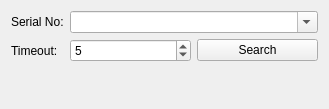
aumanimationstudios/Grantha, file GUI/uiFiles/Find_Tag.ui: the form before one commit.
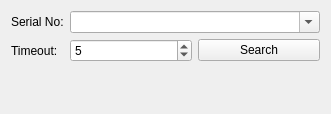
The form after the commit. Icons and pictures are not drawn.

Diff of the .ui file:
```diff
--- a/GUI/uiFiles/Find_Tag.ui
+++ b/GUI/uiFiles/Find_Tag.ui
@@ -6,13 +6,1221 @@
    <rect>
     <x>0</x>
     <y>0</y>
-    <width>329</width>
-    <height>109</height>
+    <width>331</width>
+    <height>114</height>
    </rect>
   </property>
   <property name="windowTitle">
    <string>Form</string>
   </property>
+  <property name="styleSheet">
+   <string notr="true">QToolTip {
+    border: 1px solid #76797C;
+    background-color: #5A7566;
+    color: white;
+    padding: 0px;
+    opacity: 200;
+}
+
+QWidget {
+    color: #eff0f1;
+    background-color: #31363b;
+    selection-background-color: #3daee9;
+    selection-color: #eff0f1;
+    background-clip: border;
+    border-image: none;
+    border: 0px transparent black;
+    outline: 0;
+}
+
+QWidget:item:hover {
+    background-color: #18465d;
+    color: #eff0f1;
+}
+
+QWidget:item:selected {
+    background-color: #18465d;
+}
+
+QCheckBox {
+    spacing: 5px;
+    outline: none;
+    color: #eff0f1;
+    margin-bottom: 2px;
+}
+
+QCheckBox:disabled {
+    color: #76797C;
+}
+
+QCheckBox::indicator,
+QGroupBox::indicator {
+    width: 18px;
+    height: 18px;
+}
+
+QGroupBox::indicator {
+    margin-left: 2px;
+}
+
+QCheckBox::indicator:unchecked,
+QGroupBox::indicator:unchecked {
+    image: url(:/qss_icons/rc/checkbox_unchecked.png);
+}
+
+QCheckBox::indicator:unchecked:hover,
+QCheckBox::indicator:unchecked:focus,
+QCheckBox::indicator:unchecked:pressed,
+QGroupBox::indicator:unchecked:hover,
+QGroupBox::indicator:unchecked:focus,
+QGroupBox::indicator:unchecked:pressed {
+    border: none;
+    image: url(:/qss_icons/rc/checkbox_unchecked_focus.png);
+}
+
+QCheckBox::indicator:checked,
+QGroupBox::indicator:checked {
+    image: url(:/qss_icons/rc/checkbox_checked.png);
+}
+
+QCheckBox::indicator:checked:hover,
+QCheckBox::indicator:checked:focus,
+QCheckBox::indicator:checked:pressed,
+QGroupBox::indicator:checked:hover,
+QGroupBox::indicator:checked:focus,
+QGroupBox::indicator:checked:pressed {
+    border: none;
+    image: url(:/qss_icons/rc/checkbox_checked_focus.png);
+}
+
+QCheckBox::indicator:indeterminate {
+    image: url(:/qss_icons/rc/checkbox_indeterminate.png);
+}
+
+QCheckBox::indicator:indeterminate:focus,
+QCheckBox::indicator:indeterminate:hover,
+QCheckBox::indicator:indeterminate:pressed {
+    image: url(:/qss_icons/rc/checkbox_indeterminate_focus.png);
+}
+
+QCheckBox::indicator:checked:disabled,
+QGroupBox::indicator:checked:disabled {
+    image: url(:/qss_icons/rc/checkbox_checked_disabled.png);
+}
+
+QCheckBox::indicator:unchecked:disabled,
+QGroupBox::indicator:unchecked:disabled {
+    image: url(:/qss_icons/rc/checkbox_unchecked_disabled.png);
+}
+
+QRadioButton {
+    color:                  white;
+}
+
+QRadioButton::indicator {
+    width:                  10px;
+    height:                 10px;
+    border-radius:          7px;
+}
+
+QRadioButton::indicator:checked {
+    background-color:       red;
+    border:                 2px solid white;
+}
+
+QRadioButton::indicator:unchecked {
+    background-color:       black;
+    border:                 2px solid white;
+}
+
+QMenuBar {
+    background-color: #31363b;
+    color: #eff0f1;
+}
+
+QMenuBar::item {
+    background: transparent;
+}
+
+QMenuBar::item:selected {
+    background: transparent;
+    border: 1px solid #76797C;
+}
+
+QMenuBar::item:pressed {
+    border: 1px solid #76797C;
+    background-color: #3daee9;
+    color: #eff0f1;
+    margin-bottom: -1px;
+    padding-bottom: 1px;
+}
+
+QMenu {
+    border: 1px solid #76797C;
+    color: #eff0f1;
+    margin: 2px;
+}
+
+QMenu::icon {
+    margin: 5px;
+}
+
+QMenu::item {
+    padding: 5px 30px 5px 30px;
+    border: 1px solid transparent;
+    /* reserve space for selection border */
+}
+
+QMenu::item:selected {
+    color: #eff0f1;
+}
+
+QMenu::separator {
+    height: 2px;
+    background: lightblue;
+    margin-left: 10px;
+    margin-right: 5px;
+}
+
+QMenu::indicator {
+    width: 18px;
+    height: 18px;
+}
+
+
+/* non-exclusive indicator = check box style indicator
+   (see QActionGroup::setExclusive) */
+
+QMenu::indicator:non-exclusive:unchecked {
+    image: url(:/qss_icons/rc/checkbox_unchecked.png);
+}
+
+QMenu::indicator:non-exclusive:unchecked:selected {
+    image: url(:/qss_icons/rc/checkbox_unchecked_disabled.png);
+}
+
+QMenu::indicator:non-exclusive:checked {
+    image: url(:/qss_icons/rc/checkbox_checked.png);
+}
+
+QMenu::indicator:non-exclusive:checked:selected {
+    image: url(:/qss_icons/rc/checkbox_checked_disabled.png);
+}
+
+
+/* exclusive indicator = radio button style indicator (see QActionGroup::setExclusive) */
+
+QMenu::indicator:exclusive:unchecked {
+    image: url(:/qss_icons/rc/radio_unchecked.png);
+}
+
+QMenu::indicator:exclusive:unchecked:selected {
+    image: url(:/qss_icons/rc/radio_unchecked_disabled.png);
+}
+
+QMenu::indicator:exclusive:checked {
+    image: url(:/qss_icons/rc/radio_checked.png);
+}
+
+QMenu::indicator:exclusive:checked:selected {
+    image: url(:/qss_icons/rc/radio_checked_disabled.png);
+}
+
+QMenu::right-arrow {
+    margin: 5px;
+    image: url(:/qss_icons/rc/right_arrow.png)
+}
+
+QWidget:disabled {
+    color: #454545;
+    background-color: #31363b;
+}
+
+QAbstractItemView {
+    alternate-background-color: #31363b;
+    color: #eff0f1;
+    border: 1px solid #3A3939;
+    border-radius: 2px;
+}
+
+QWidget:focus,
+QMenuBar:focus {
+    border: 1px solid #3daee9;
+}
+
+QTabWidget:focus,
+QCheckBox:focus,
+QRadioButton:focus,
+QSlider:focus {
+    border: none;
+}
+
+QLineEdit {
+    background-color: #232629;
+    padding: 5px;
+    border-style: solid;
+    border: 1px solid #76797C;
+    border-radius: 2px;
+    color: #eff0f1;
+}
+
+QAbstractItemView QLineEdit {
+    padding: 0;
+}
+
+QGroupBox {
+    border: 1px solid #76797C;
+    border-radius: 2px;
+    margin-top: 20px;
+}
+
+QGroupBox::title {
+    subcontrol-origin: margin;
+    subcontrol-position: top center;
+    padding-left: 10px;
+    padding-right: 10px;
+    padding-top: 10px;
+}
+
+QAbstractScrollArea {
+    border-radius: 2px;
+    border: 1px solid #76797C;
+    background-color: transparent;
+}
+
+QScrollBar:horizontal {
+    height: 15px;
+    margin: 3px 15px 3px 15px;
+    border: 1px transparent #2A2929;
+    border-radius: 4px;
+    background-color: #2A2929;
+}
+
+QScrollBar::handle:horizontal {
+    background-color: #605F5F;
+    min-width: 5px;
+    border-radius: 4px;
+}
+
+QScrollBar::add-line:horizontal {
+    margin: 0px 3px 0px 3px;
+    border-image: url(:/qss_icons/rc/right_arrow_disabled.png);
+    width: 10px;
+    height: 10px;
+    subcontrol-position: right;
+    subcontrol-origin: margin;
+}
+
+QScrollBar::sub-line:horizontal {
+    margin: 0px 3px 0px 3px;
+    border-image: url(:/qss_icons/rc/left_arrow_disabled.png);
+    height: 10px;
+    width: 10px;
+    subcontrol-position: left;
+    subcontrol-origin: margin;
+}
+
+QScrollBar::add-line:horizontal:hover,
+QScrollBar::add-line:horizontal:on {
+    border-image: url(:/qss_icons/rc/right_arrow.png);
+    height: 10px;
+    width: 10px;
+    subcontrol-position: right;
+    subcontrol-origin: margin;
+}
+
+QScrollBar::sub-line:horizontal:hover,
+QScrollBar::sub-line:horizontal:on {
+    border-image: url(:/qss_icons/rc/left_arrow.png);
+    height: 10px;
+    width: 10px;
+    subcontrol-position: left;
+    subcontrol-origin: margin;
+}
+
+QScrollBar::up-arrow:horizontal,
+QScrollBar::down-arrow:horizontal {
+    background: none;
+}
+
+QScrollBar::add-page:horizontal,
+QScrollBar::sub-page:horizontal {
+    background: none;
+}
+
+QScrollBar:vertical {
+    background-color: #2A2929;
+    width: 15px;
+    margin: 15px 3px 15px 3px;
+    border: 1px transparent #2A2929;
+    border-radius: 4px;
+}
+
+QScrollBar::handle:vertical {
+    background-color: #605F5F;
+    min-height: 5px;
+    border-radius: 4px;
+}
+
+QScrollBar::sub-line:vertical {
+    margin: 3px 0px 3px 0px;
+    border-image: url(:/qss_icons/rc/up_arrow_disabled.png);
+    height: 10px;
+    width: 10px;
+    subcontrol-position: top;
+    subcontrol-origin: margin;
+}
+
+QScrollBar::add-line:vertical {
+    margin: 3px 0px 3px 0px;
+    border-image: url(:/qss_icons/rc/down_arrow_disabled.png);
+    height: 10px;
+    width: 10px;
+    subcontrol-position: bottom;
+    subcontrol-origin: margin;
+}
+
+QScrollBar::sub-line:vertical:hover,
+QScrollBar::sub-line:vertical:on {
+    border-image: url(:/qss_icons/rc/up_arrow.png);
+    height: 10px;
+    width: 10px;
+    subcontrol-position: top;
+    subcontrol-origin: margin;
+}
+
+QScrollBar::add-line:vertical:hover,
+QScrollBar::add-line:vertical:on {
+    border-image: url(:/qss_icons/rc/down_arrow.png);
+    height: 10px;
+    width: 10px;
+    subcontrol-position: bottom;
+    subcontrol-origin: margin;
+}
+
+QScrollBar::up-arrow:vertical,
+QScrollBar::down-arrow:vertical {
+    background: none;
+}
+
+QScrollBar::add-page:vertical,
+QScrollBar::sub-page:vertical {
+    background: none;
+}
+
+QTextEdit {
+    background-color: #232629;
+    color: #eff0f1;
+    border: 1px solid #76797C;
+}
+
+QPlainTextEdit {
+    background-color: #232629;
+    ;
+    color: #eff0f1;
+    border-radius: 2px;
+    border: 1px solid #76797C;
+}
+
+QHeaderView::section {
+    background-color: #76797C;
+    color: #eff0f1;
+    padding: 5px;
+    border: 1px solid #76797C;
+}
+
+QSizeGrip {
+    image: url(:/qss_icons/rc/sizegrip.png);
+    width: 12px;
+    height: 12px;
+}
+
+QMainWindow::separator {
+    background-color: #31363b;
+    color: white;
+    padding-left: 4px;
+    spacing: 2px;
+    border: 1px dashed #76797C;
+}
+
+QMainWindow::separator:hover {
+    background-color: #787876;
+    color: white;
+    padding-left: 4px;
+    border: 1px solid #76797C;
+    spacing: 2px;
+}
+
+QMenu::separator {
+    height: 1px;
+    background-color: #76797C;
+    color: white;
+    padding-left: 4px;
+    margin-left: 10px;
+    margin-right: 5px;
+}
+
+QFrame {
+    border-radius: 2px;
+    border: 1px solid #76797C;
+}
+
+QFrame[frameShape=&quot;0&quot;] {
+    border-radius: 2px;
+    border: 1px transparent #76797C;
+}
+
+QStackedWidget {
+    border: 1px transparent black;
+}
+
+QToolBar {
+    border: 1px transparent #393838;
+    background: 1px solid #31363b;
+    font-weight: bold;
+}
+
+QToolBar::handle:horizontal {
+    image: url(:/qss_icons/rc/Hmovetoolbar.png);
+}
+
+QToolBar::handle:vertical {
+    image: url(:/qss_icons/rc/Vmovetoolbar.png);
+}
+
+QToolBar::separator:horizontal {
+    image: url(:/qss_icons/rc/Hsepartoolbar.png);
+}
+
+QToolBar::separator:vertical {
+    image: url(:/qss_icons/rc/Vsepartoolbar.png);
+}
+
+QToolButton#qt_toolbar_ext_button {
+    background: #58595a
+}
+
+QPushButton {
+    color: #eff0f1;
+    background-color: #31363b;
+    border-width: 1px;
+    border-color: #76797C;
+    border-style: solid;
+    padding: 5px;
+    border-radius: 2px;
+    outline: none;
+}
+
+QPushButton:disabled {
+    background-color: #31363b;
+    border-width: 1px;
+    border-color: #454545;
+    border-style: solid;
+    padding-top: 5px;
+    padding-bottom: 5px;
+    padding-left: 10px;
+    padding-right: 10px;
+    border-radius: 2px;
+    color: #454545;
+}
+
+QPushButton:focus {
+    background-color: #3daee9;
+    color: white;
+}
+
+QPushButton:pressed {
+    background-color: #3daee9;
+    padding-top: -15px;
+    padding-bottom: -17px;
+}
+
+QComboBox {
+    selection-background-color: #3daee9;
+    border-style: solid;
+    border: 1px solid #76797C;
+    border-radius: 2px;
+    padding: 5px;
+    min-width: 75px;
+}
+
+QPushButton:checked {
+    background-color: #76797C;
+    border-color: #6A6969;
+}
+
+QComboBox:hover,
+QPushButton:hover,
+QAbstractSpinBox:hover,
+QLineEdit:hover,
+QTextEdit:hover,
+QPlainTextEdit:hover,
+QAbstractView:hover,
+QTreeView:hover {
+    border: 1px solid #3daee9;
+    color: #eff0f1;
+}
+
+QComboBox:on {
+    padding-top: 3px;
+    padding-left: 4px;
+    selection-background-color: #4a4a4a;
+}
+
+QComboBox QAbstractItemView {
+    background-color: #232629;
+    border-radius: 2px;
+    border: 1px solid #76797C;
+    selection-background-color: #18465d;
+}
+
+QComboBox::drop-down {
+    subcontrol-origin: padding;
+    subcontrol-position: top right;
+    width: 15px;
+    border-left-width: 0px;
+    border-left-color: darkgray;
+    border-left-style: solid;
+    border-top-right-radius: 3px;
+    border-bottom-right-radius: 3px;
+}
+
+QComboBox::down-arrow {
+    image: url(/usr/share/icons/Adwaita/16x16/actions/go-down-symbolic.symbolic.png);
+}
+
+QComboBox::down-arrow:on {
+	top: 1px;
+    left: 1px;
+}
+
+QAbstractSpinBox {
+    padding: 5px;
+    border: 1px solid #76797C;
+    color: #eff0f1;
+    border-radius: 2px;
+    min-width: 75px;
+}
+
+QAbstractSpinBox::up-arrow,
+QAbstractSpinBox::up-arrow:disabled,
+QAbstractSpinBox::up-arrow:off {
+    image: url(/usr/share/icons/Adwaita/16x16/actions/go-up-symbolic.symbolic.png);
+    width: 10px;
+    height: 10px;
+}
+
+QAbstractSpinBox::up-arrow:hover {
+    image: url(:/qss_icons/rc/up_arrow.png);
+}
+
+QAbstractSpinBox::down-arrow,
+QAbstractSpinBox::down-arrow:disabled,
+QAbstractSpinBox::down-arrow:off {
+    image: url(/usr/share/icons/Adwaita/16x16/actions/go-down-symbolic.symbolic.png);
+    width: 10px;
+    height: 10px;
+}
+
+QAbstractSpinBox::down-arrow:hover {
+    image: url(:/qss_icons/rc/down_arrow.png);
+}
+
+QLabel {
+    border: 0px solid black;
+}
+
+QTabWidget {
+    border: 0px transparent black;
+}
+
+QTabWidget::pane {
+    border: 1px solid #76797C;
+    padding: 5px;
+    margin: 0px;
+}
+
+QTabWidget::tab-bar {
+    /* left: 5px; move to the right by 5px */
+}
+
+QTabBar {
+    qproperty-drawBase: 0;
+    border-radius: 3px;
+}
+
+QTabBar:focus {
+    border: 0px transparent black;
+}
+
+QTabBar::close-button {
+    image: url(:/qss_icons/rc/close.png);
+    background: transparent;
+}
+
+QTabBar::close-button:hover {
+    image: url(:/qss_icons/rc/close-hover.png);
+    background: transparent;
+}
+
+QTabBar::close-button:pressed {
+    image: url(:/qss_icons/rc/close-pressed.png);
+    background: transparent;
+}
+
+
+/* TOP TABS */
+
+QTabBar::tab:top {
+    color: #eff0f1;
+    border: 1px solid #76797C;
+    border-bottom: 1px transparent black;
+    background-color: #31363b;
+    padding: 5px;
+    min-width: 50px;
+    border-top-left-radius: 2px;
+    border-top-right-radius: 2px;
+}
+
+QTabBar::tab:top:selected {
+    color: #eff0f1;
+    background-color: #54575B;
+    border: 1px solid #76797C;
+    border-bottom: 2px solid #3daee9;
+    border-top-left-radius: 2px;
+    border-top-right-radius: 2px;
+}
+
+QTabBar::tab:top:!selected:hover {
+    background-color: #3daee9;
+}
+
+
+/* BOTTOM TABS */
+
+QTabBar::tab:bottom {
+    color: #eff0f1;
+    border: 1px solid #76797C;
+    border-top: 1px transparent black;
+    background-color: #31363b;
+    padding: 5px;
+    border-bottom-left-radius: 2px;
+    border-bottom-right-radius: 2px;
+    min-width: 50px;
+}
+
+QTabBar::tab:bottom:selected {
+    color: #eff0f1;
+    background-color: #54575B;
+    border: 1px solid #76797C;
+    border-top: 2px solid #3daee9;
+    border-bottom-left-radius: 2px;
+    border-bottom-right-radius: 2px;
+}
+
+QTabBar::tab:bottom:!selected:hover {
+    background-color: #3daee9;
+}
+
+
+/* LEFT TABS */
+
+QTabBar::tab:left {
+    color: #eff0f1;
+    border: 1px solid #76797C;
+    border-left: 1px transparent black;
+    background-color: #31363b;
+    padding: 5px;
+    border-top-right-radius: 2px;
+    border-bottom-right-radius: 2px;
+    min-height: 50px;
+}
+
+QTabBar::tab:left:selected {
+    color: #eff0f1;
+    background-color: #54575B;
+    border: 1px solid #76797C;
+    border-left: 2px solid #3daee9;
+    border-top-right-radius: 2px;
+    border-bottom-right-radius: 2px;
+}
+
+QTabBar::tab:left:!selected:hover {
+    background-color: #3daee9;
+}
+
+
+/* RIGHT TABS */
+
+QTabBar::tab:right {
+    color: #eff0f1;
+    border: 1px solid #76797C;
+    border-right: 1px transparent black;
+    background-color: #31363b;
+    padding: 5px;
+    border-top-left-radius: 2px;
+    border-bottom-left-radius: 2px;
+    min-height: 50px;
+}
+
+QTabBar::tab:right:selected {
+    color: #eff0f1;
+    background-color: #54575B;
+    border: 1px solid #76797C;
+    border-right: 2px solid #3daee9;
+    border-top-left-radius: 2px;
+    border-bottom-left-radius: 2px;
+}
+
+QTabBar::tab:right:!selected:hover {
+    background-color: #3daee9;
+}
+
+QTabBar QToolButton::right-arrow:enabled {
+    image: url(:/qss_icons/rc/right_arrow.png);
+}
+
+QTabBar QToolButton::left-arrow:enabled {
+    image: url(:/qss_icons/rc/left_arrow.png);
+}
+
+QTabBar QToolButton::right-arrow:disabled {
+    image: url(:/qss_icons/rc/right_arrow_disabled.png);
+}
+
+QTabBar QToolButton::left-arrow:disabled {
+    image: url(:/qss_icons/rc/left_arrow_disabled.png);
+}
+
+QDockWidget {
+    background: #31363b;
+    border: 1px solid #403F3F;
+    titlebar-close-icon: url(:/qss_icons/rc/close.png);
+    titlebar-normal-icon: url(:/qss_icons/rc/undock.png);
+}
+
+QDockWidget::close-button,
+QDockWidget::float-button {
+    border: 1px solid transparent;
+    border-radius: 2px;
+    background: transparent;
+}
+
+QDockWidget::close-button:hover,
+QDockWidget::float-button:hover {
+    background: rgba(255, 255, 255, 10);
+}
+
+QDockWidget::close-button:pressed,
+QDockWidget::float-button:pressed {
+    padding: 1px -1px -1px 1px;
+    background: rgba(255, 255, 255, 10);
+}
+
+QTreeView,
+QListView {
+    border: 1px solid #76797C;
+    background-color: #232629;
+}
+
+QTreeView:branch:selected,
+QTreeView:branch:hover {
+    background: url(:/qss_icons/rc/transparent.png);
+}
+
+QTreeView::branch:has-siblings:!adjoins-item {
+    border-image: url(:/qss_icons/rc/transparent.png);
+}
+
+QTreeView::branch:has-siblings:adjoins-item {
+    border-image: url(:/qss_icons/rc/transparent.png);
+}
+
+QTreeView::branch:!has-children:!has-siblings:adjoins-item {
+    border-image: url(:/qss_icons/rc/transparent.png);
+}
+
+QTreeView::branch:has-children:!has-siblings:closed,
+QTreeView::branch:closed:has-children:has-siblings {
+    image: url(:/qss_icons/rc/branch_closed.png);
+}
+
+QTreeView::branch:open:has-children:!has-siblings,
+QTreeView::branch:open:has-children:has-siblings {
+    image: url(:/qss_icons/rc/branch_open.png);
+}
+
+QTreeView::branch:has-children:!has-siblings:closed:hover,
+QTreeView::branch:closed:has-children:has-siblings:hover {
+    image: url(:/qss_icons/rc/branch_closed-on.png);
+}
+
+QTreeView::branch:open:has-children:!has-siblings:hover,
+QTreeView::branch:open:has-children:has-siblings:hover {
+    image: url(:/qss_icons/rc/branch_open-on.png);
+}
+
+QListView::item:!selected:hover,
+QTreeView::item:!selected:hover {
+    background: #18465d;
+    outline: 0;
+    color: #eff0f1
+}
+
+QListView::item:selected:hover,
+QTreeView::item:selected:hover {
+    background: #287399;
+    color: #eff0f1;
+}
+
+QTreeView::indicator:checked,
+QListView::indicator:checked {
+    image: url(:/qss_icons/rc/checkbox_checked.png);
+}
+
+QTreeView::indicator:unchecked,
+QListView::indicator:unchecked {
+    image: url(:/qss_icons/rc/checkbox_unchecked.png);
+}
+
+QTreeView::indicator:indeterminate,
+QListView::indicator:indeterminate {
+    image: url(:/qss_icons/rc/checkbox_indeterminate.png);
+}
+
+QTreeView::indicator:checked:hover,
+QTreeView::indicator:checked:focus,
+QTreeView::indicator:checked:pressed,
+QListView::indicator:checked:hover,
+QListView::indicator:checked:focus,
+QListView::indicator:checked:pressed {
+    image: url(:/qss_icons/rc/checkbox_checked_focus.png);
+}
+
+QTreeView::indicator:unchecked:hover,
+QTreeView::indicator:unchecked:focus,
+QTreeView::indicator:unchecked:pressed,
+QListView::indicator:unchecked:hover,
+QListView::indicator:unchecked:focus,
+QListView::indicator:unchecked:pressed {
+    image: url(:/qss_icons/rc/checkbox_unchecked_focus.png);
+}
+
+QTreeView::indicator:indeterminate:hover,
+QTreeView::indicator:indeterminate:focus,
+QTreeView::indicator:indeterminate:pressed,
+QListView::indicator:indeterminate:hover,
+QListView::indicator:indeterminate:focus,
+QListView::indicator:indeterminate:pressed {
+    image: url(:/qss_icons/rc/checkbox_indeterminate_focus.png);
+}
+
+QSlider::groove:horizontal {
+    border: 1px solid #565a5e;
+    height: 4px;
+    background: #565a5e;
+    margin: 0px;
+    border-radius: 2px;
+}
+
+QSlider::handle:horizontal {
+    background: #232629;
+    border: 1px solid #565a5e;
+    width: 16px;
+    height: 16px;
+    margin: -8px 0;
+    border-radius: 9px;
+}
+
+QSlider::sub-page:horizontal {
+    border: 1px solid #565a5e;
+    height: 4px;
+    background: #3daee9;
+    margin: 0px;
+    border-radius: 2px;
+}
+
+QSlider::groove:vertical {
+    border: 1px solid #565a5e;
+    width: 4px;
+    background: #565a5e;
+    margin: 0px;
+    border-radius: 3px;
+}
+
+QSlider::handle:vertical {
+    background: #232629;
+    border: 1px solid #565a5e;
+    width: 16px;
+    height: 16px;
+    margin: 0 -8px;
+    border-radius: 9px;
+}
+
+QSlider::sub-page:vertical {
+    border: 1px solid #565a5e;
+    width: 4px;
+    background: #3daee9;
+    margin: 0px;
+    border-radius: 3px;
+}
+
+QToolButton {
+    background-color: transparent;
+    border: 1px transparent #76797C;
+    border-radius: 2px;
+    margin: 3px;
+    padding: 5px;
+}
+
+QToolButton[popupMode=&quot;1&quot;] {
+    /* only for MenuButtonPopup */
+    padding-right: 20px;
+    /* make way for the popup button */
+    border: 1px #76797C;
+    border-radius: 5px;
+}
+
+QToolButton[popupMode=&quot;2&quot;] {
+    /* only for InstantPopup */
+    padding-right: 10px;
+    /* make way for the popup button */
+    border: 1px #76797C;
+}
+
+QToolButton:hover,
+QToolButton::menu-button:hover {
+    background-color: transparent;
+    border: 1px solid #3daee9;
+    padding: 5px;
+}
+
+QToolButton:checked,
+QToolButton:pressed,
+QToolButton::menu-button:pressed {
+    background-color: #3daee9;
+    border: 1px solid #3daee9;
+    padding: 5px;
+}
+
+
+/* the subcontrol below is used only in the InstantPopup or DelayedPopup mode */
+
+QToolButton::menu-indicator {
+    image: url(:/qss_icons/rc/down_arrow.png);
+    top: -7px;
+    left: -2px;
+    /* shift it a bit */
+}
+
+
+/* the subcontrols below are used only in the MenuButtonPopup mode */
+
+QToolButton::menu-button {
+    border: 1px transparent #76797C;
+    border-top-right-radius: 6px;
+    border-bottom-right-radius: 6px;
+    /* 16px width + 4px for border = 20px allocated above */
+    width: 16px;
+    outline: none;
+}
+
+QToolButton::menu-arrow {
+    image: url(:/qss_icons/rc/down_arrow.png);
+}
+
+QToolButton::menu-arrow:open {
+    border: 1px solid #76797C;
+}
+
+QPushButton::menu-indicator {
+    subcontrol-origin: padding;
+    subcontrol-position: bottom right;
+    left: 8px;
+}
+
+QTableView {
+    border: 1px solid #76797C;
+    gridline-color: #31363b;
+    background-color: #232629;
+}
+
+QTableView,
+QHeaderView {
+    border-radius: 0px;
+}
+
+QTableView::item:pressed,
+QListView::item:pressed,
+QTreeView::item:pressed {
+    background: #18465d;
+    color: #eff0f1;
+}
+
+QTableView::item:selected:active,
+QTreeView::item:selected:active,
+QListView::item:selected:active {
+    background: #287399;
+    color: #eff0f1;
+}
+
+QHeaderView {
+    background-color: #31363b;
+    border: 1px transparent;
+    border-radius: 0px;
+    margin: 0px;
+    padding: 0px;
+}
+
+QHeaderView::section {
+    background-color: #31363b;
+    color: #eff0f1;
+    padding: 5px;
+    border: 1px solid #76797C;
+    border-radius: 0px;
+    text-align: center;
+}
+
+QHeaderView::section::vertical::first,
+QHeaderView::section::vertical::only-one {
+    border-top: 1px solid #76797C;
+}
+
+QHeaderView::section::vertical {
+    border-top: transparent;
+}
+
+QHeaderView::section::horizontal::first,
+QHeaderView::section::horizontal::only-one {
+    border-left: 1px solid #76797C;
+}
+
+QHeaderView::section::horizontal {
+    border-left: transparent;
+}
+
+QHeaderView::section:checked {
+    color: white;
+    background-color: #334e5e;
+}
+
+
+/* style the sort indicator */
+
+QHeaderView::down-arrow {
+    image: url(:/qss_icons/rc/down_arrow.png);
+}
+
+QHeaderView::up-arrow {
+    image: url(:/qss_icons/rc/up_arrow.png);
+}
+
+QTableCornerButton::section {
+    background-color: #31363b;
+    border: 1px transparent #76797C;
+    border-radius: 0px;
+}
+
+QToolBox {
+    padding: 5px;
+    border: 1px transparent black;
+}
+
+QToolBox::tab {
+    color: #eff0f1;
+    background-color: #31363b;
+    border: 1px solid #76797C;
+    border-bottom: 1px transparent #31363b;
+    border-top-left-radius: 5px;
+    border-top-right-radius: 5px;
+}
+
+QToolBox::tab:selected {
+    /* italicize selected tabs */
+    font: italic;
+    background-color: #31363b;
+    border-color: #3daee9;
+}
+
+QStatusBar::item {
+    border: 0px transparent dark;
+}
+
+QFrame[height=&quot;3&quot;],
+QFrame[width=&quot;3&quot;] {
+    background-color: #76797C;
+}
+
+QSplitter::handle {
+    border: 1px dashed #76797C;
+}
+
+QSplitter::handle:hover {
+    background-color: #787876;
+    border: 1px solid #76797C;
+}
+
+QSplitter::handle:horizontal {
+    width: 1px;
+}
+
+QSplitter::handle:vertical {
+    height: 1px;
+}
+
+QProgressBar {
+    border: 1px solid #76797C;
+    border-radius: 5px;
+    text-align: center;
+}
+
+QProgressBar::chunk {
+    background-color: #05B8CC;
+}
+
+QDateEdit {
+    selection-background-color: #3daee9;
+    border-style: solid;
+    border: 1px solid #3375A3;
+    border-radius: 2px;
+    padding: 1px;
+    min-width: 75px;
+}
+
+QDateEdit:on {
+    padding-top: 3px;
+    padding-left: 4px;
+    selection-background-color: #4a4a4a;
+}
+
+QDateEdit QAbstractItemView {
+    background-color: #232629;
+    border-radius: 2px;
+    border: 1px solid #3375A3;
+    selection-background-color: #3daee9;
+}
+
+QDateEdit::drop-down {
+    subcontrol-origin: padding;
+    subcontrol-position: top right;
+    width: 15px;
+    border-left-width: 0px;
+    border-left-color: darkgray;
+    border-left-style: solid;
+    border-top-right-radius: 3px;
+    border-bottom-right-radius: 3px;
+}
+
+QDateEdit::down-arrow {
+    image: url(:/qss_icons/rc/down_arrow_disabled.png);
+}
+
+QDateEdit::down-arrow:on,
+QDateEdit::down-arrow:hover,
+QDateEdit::down-arrow:focus {
+    image: url(:/qss_icons/rc/down_arrow.png);
+}</string>
+  </property>
   <layout class="QGridLayout" name="gridLayout">
    <item row="0" column="0">
     <widget class="QLabel" name="label">
```
